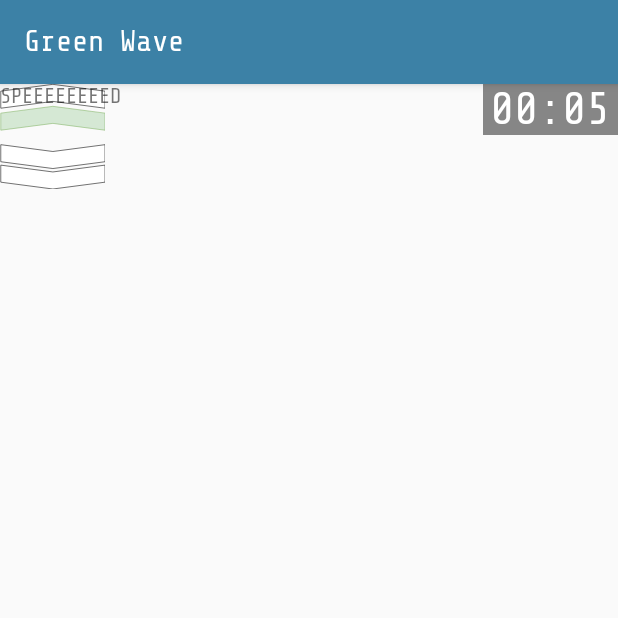
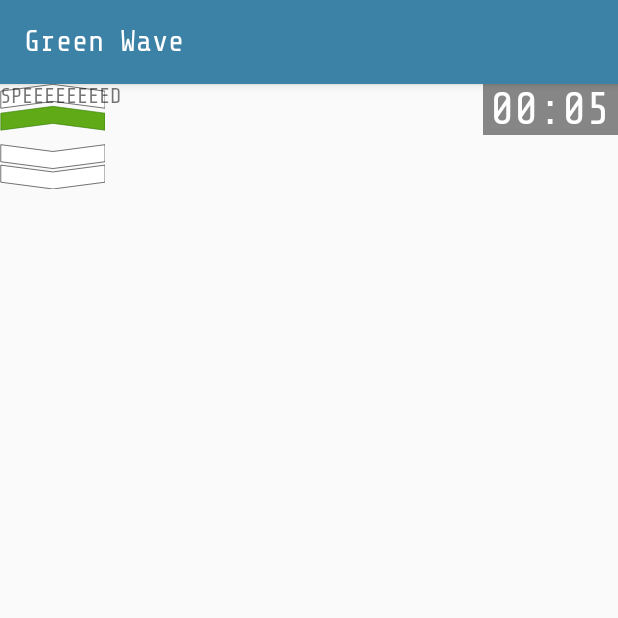
Before and after one commit to Green-Wave/Application, an Android app: the screen it shows after launch (MainActivity), on a phone screen of 412 x 824 dp, the top half of it. Run offline under Robolectric (Android 15) with nearby library versions, the phone set to English and light mode, and no system bars; libraries missing offline, so code that uses them is left out: io.nlopez.smartlocation, org.osmdroid.api, org.osmdroid.config, org.osmdroid.tileprovider, org.osmdroid.util and 1 more; plain views replace MapView; pictures from the network do not load; 45 statements that could not run were skipped.

Commit message:
Dark green

```diff
--- a/app/src/main/res/drawable/ic_arrows_up1.xml
+++ b/app/src/main/res/drawable/ic_arrows_up1.xml
@@ -11,8 +11,8 @@
   <path
       android:strokeWidth="1"
       android:pathData="M1,135.5L1,85.5L68.5,65.5L136,85.5L136,135.5L68.5,115.5Z"
-      android:fillColor="#d5e8d4"
-      android:strokeColor="#82b366"/>
+      android:fillColor="#60a917"
+      android:strokeColor="#2d7600"/>
   <path
       android:strokeWidth="1"
       android:pathData="M136,178L136,228L68.5,248L1,228L1,178L68.5,198Z"
--- a/app/src/main/res/drawable/ic_arrows_up2.xml
+++ b/app/src/main/res/drawable/ic_arrows_up2.xml
@@ -6,13 +6,13 @@
   <path
       android:strokeWidth="1"
       android:pathData="M1,71L1,21L68.5,1L136,21L136,71L68.5,51Z"
-      android:fillColor="#d5e8d4"
-      android:strokeColor="#82b366"/>
+      android:fillColor="#60a917"
+      android:strokeColor="#2d7600"/>
   <path
       android:strokeWidth="1"
       android:pathData="M1,135.5L1,85.5L68.5,65.5L136,85.5L136,135.5L68.5,115.5Z"
-      android:fillColor="#d5e8d4"
-      android:strokeColor="#82b366"/>
+      android:fillColor="#60a917"
+      android:strokeColor="#2d7600"/>
   <path
       android:strokeWidth="1"
       android:pathData="M136,178L136,228L68.5,248L1,228L1,178L68.5,198Z"
```
